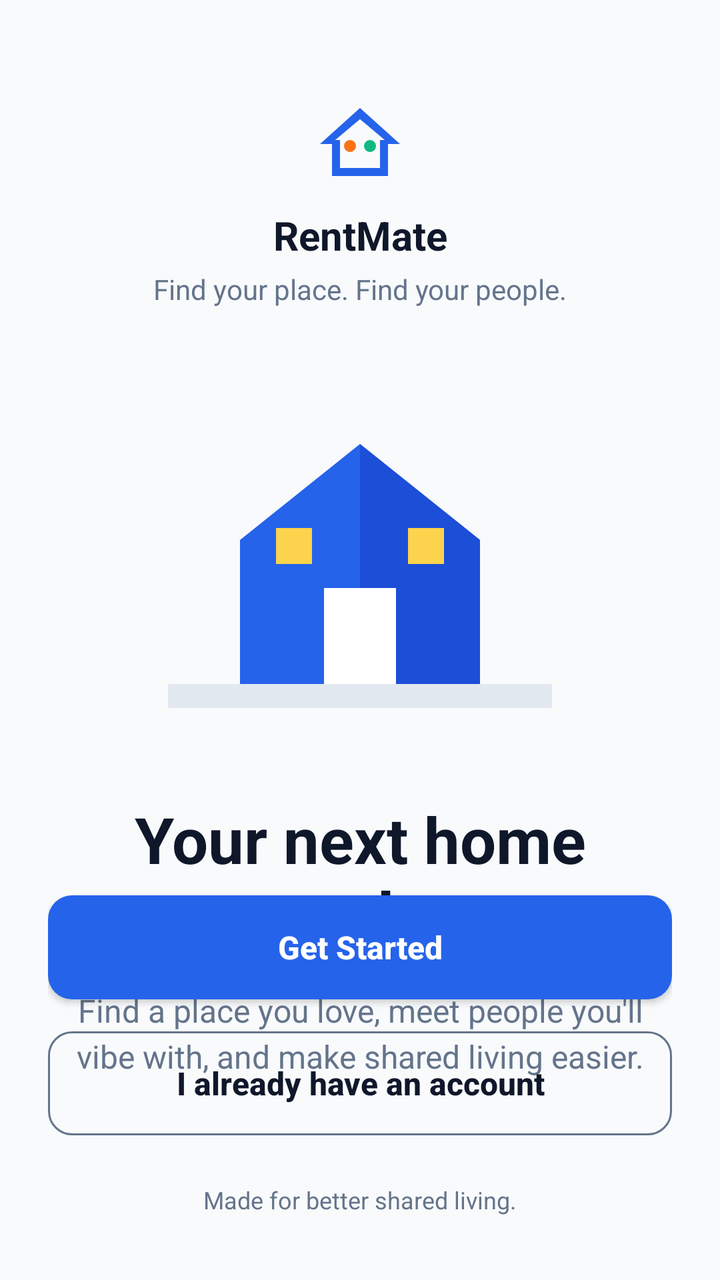
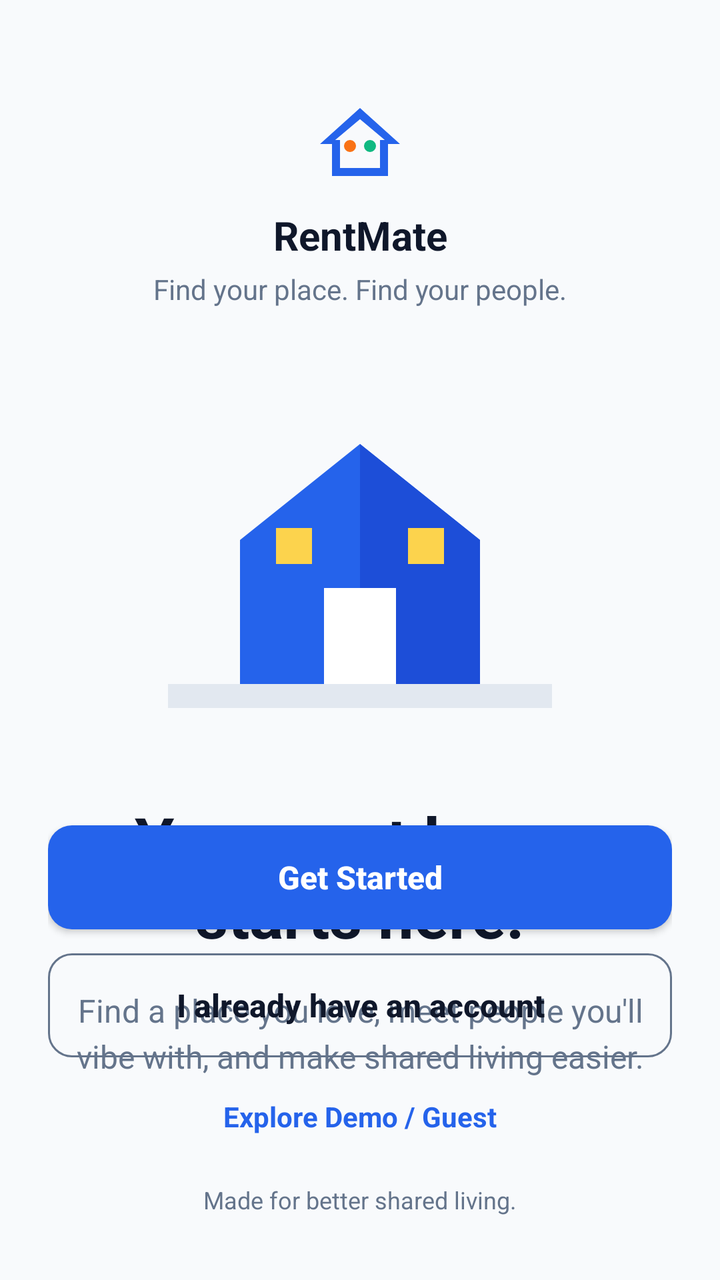

An Android layout rendered at two revisions. The XML below is the earlier revision; the diff shows what the commit changed to produce the second picture.
<!-- AndroidManifest.xml: application theme Theme.RentMate -->
<!-- res/layout/activity_main.xml -->
<?xml version="1.0" encoding="utf-8"?>
<androidx.constraintlayout.widget.ConstraintLayout xmlns:android="http://schemas.android.com/apk/res/android"
    xmlns:app="http://schemas.android.com/apk/res-auto"
    xmlns:tools="http://schemas.android.com/tools"
    android:id="@+id/main"
    android:layout_width="match_parent"
    android:layout_height="match_parent"
    android:background="@color/background"
    tools:context=".activities.MainActivity">

    <ScrollView
        android:layout_width="match_parent"
        android:layout_height="match_parent"
        android:fillViewport="true">

        <androidx.constraintlayout.widget.ConstraintLayout
            android:layout_width="match_parent"
            android:layout_height="wrap_content"
            android:padding="24dp">

            <ImageView
                android:id="@+id/ivLogo"
                android:layout_width="48dp"
                android:layout_height="48dp"
                android:src="@drawable/ic_logo"
                android:contentDescription="@string/cd_logo"
                app:layout_constraintTop_toTopOf="parent"
                app:layout_constraintStart_toStartOf="parent"
                app:layout_constraintEnd_toEndOf="parent"
                android:layout_marginTop="24dp" />

            <TextView
                android:id="@+id/tvAppName"
                android:layout_width="wrap_content"
                android:layout_height="wrap_content"
                android:text="@string/app_name"
                android:textSize="20sp"
                android:textStyle="bold"
                android:textColor="@color/dark_navy"
                app:layout_constraintTop_toBottomOf="@id/ivLogo"
                app:layout_constraintStart_toStartOf="parent"
                app:layout_constraintEnd_toEndOf="parent"
                android:layout_marginTop="8dp" />

            <TextView
                android:id="@+id/tvTagline"
                android:layout_width="wrap_content"
                android:layout_height="wrap_content"
                android:text="@string/splash_tagline"
                android:textSize="14sp"
                android:textColor="@color/slate"
                app:layout_constraintTop_toBottomOf="@id/tvAppName"
                app:layout_constraintStart_toStartOf="parent"
                app:layout_constraintEnd_toEndOf="parent"
                android:layout_marginTop="4dp" />

            <ImageView
                android:id="@+id/ivIllustration"
                android:layout_width="0dp"
                android:layout_height="180dp"
                android:src="@drawable/ic_illustration_home"
                android:contentDescription="@string/cd_illustration"
                app:layout_constraintTop_toBottomOf="@id/tvTagline"
                app:layout_constraintStart_toStartOf="parent"
                app:layout_constraintEnd_toEndOf="parent"
                android:layout_marginTop="32dp" />

            <TextView
                android:id="@+id/tvHeading"
                android:layout_width="0dp"
                android:layout_height="wrap_content"
                android:text="@string/welcome_heading"
                android:textSize="32sp"
                android:textStyle="bold"
                android:textColor="@color/dark_navy"
                android:textAlignment="center"
                app:layout_constraintTop_toBottomOf="@id/ivIllustration"
                app:layout_constraintStart_toStartOf="parent"
                app:layout_constraintEnd_toEndOf="parent"
                android:layout_marginTop="32dp" />

            <TextView
                android:id="@+id/tvDesc"
                android:layout_width="0dp"
                android:layout_height="wrap_content"
                android:text="@string/welcome_description"
                android:textSize="16sp"
                android:textColor="@color/slate"
                android:textAlignment="center"
                android:lineSpacingExtra="4dp"
                app:layout_constraintTop_toBottomOf="@id/tvHeading"
                app:layout_constraintStart_toStartOf="parent"
                app:layout_constraintEnd_toEndOf="parent"
                android:layout_marginTop="16dp" />

            <com.google.android.material.button.MaterialButton
                android:id="@+id/btnGetStarted"
                android:layout_width="match_parent"
                android:layout_height="wrap_content"
                android:text="@string/get_started"
                app:layout_constraintBottom_toTopOf="@id/btnLogin"
                app:layout_constraintStart_toStartOf="parent"
                app:layout_constraintEnd_toEndOf="parent"
                android:layout_marginBottom="16dp" />

            <com.google.android.material.button.MaterialButton
                android:id="@+id/btnLogin"
                style="@style/Widget.RentMate.Button.Outlined"
                android:layout_width="match_parent"
                android:layout_height="wrap_content"
                android:text="@string/already_have_account"
                app:layout_constraintBottom_toTopOf="@id/tvFooter"
                app:layout_constraintStart_toStartOf="parent"
                app:layout_constraintEnd_toEndOf="parent"
                android:layout_marginBottom="24dp" />

            <TextView
                android:id="@+id/tvFooter"
                android:layout_width="wrap_content"
                android:layout_height="wrap_content"
                android:text="@string/welcome_footer"
                android:textSize="12sp"
                android:textColor="@color/slate"
                app:layout_constraintBottom_toBottomOf="parent"
                app:layout_constraintStart_toStartOf="parent"
                app:layout_constraintEnd_toEndOf="parent"
                android:layout_marginBottom="8dp" />

        </androidx.constraintlayout.widget.ConstraintLayout>
    </ScrollView>
</androidx.constraintlayout.widget.ConstraintLayout>
<!-- resources referenced by this layout -->
<resources>
  <color name="background">#F8FAFC</color>
  <color name="dark_navy">#0F172A</color>
  <color name="slate">#64748B</color>
  <!-- drawable ic_logo (drawable) -->
  <vector xmlns:android="http://schemas.android.com/apk/res/android"
      android:width="120dp"
      android:height="120dp"
      android:viewportWidth="24"
      android:viewportHeight="24">
      
      <path
          android:fillColor="#2563EB"
          android:pathData="M12,3 L2,12 h3 v8 h14 v-8 h3 L12,3 z M12,5.8 L18.2,11 h-1.2 v7 h-10 v-7 H5.8 L12,5.8 z"/>
      
      <path
          android:fillColor="#F97316"
          android:pathData="M9.5,14 a1.5,1.5 0 1,0 0,-3 a1.5,1.5 0 0,0 0,3 z"/>
      <path
          android:fillColor="#10B981"
          android:pathData="M14.5,14 a1.5,1.5 0 1,0 0,-3 a1.5,1.5 0 0,0 0,3 z"/>
  </vector>
  <string name="already_have_account">I already have an account</string>
  <string name="app_name">RentMate</string>
  <string name="cd_illustration">Illustration</string>
  <string name="cd_logo">RentMate Logo</string>
  <string name="get_started">Get Started</string>
  <string name="splash_tagline">Find your place. Find your people.</string>
  <string name="welcome_description">Find a place you love, meet people you\'ll vibe with, and make shared living easier.</string>
  <string name="welcome_footer">Made for better shared living.</string>
  <string name="welcome_heading">Your next home starts here.</string>
  <style name="Widget.RentMate.Button.Outlined" parent="Widget.MaterialComponents.Button.OutlinedButton">
          <item name="cornerRadius">@dimen/corner_radius_medium</item>
          <item name="android:paddingTop">14dp</item>
          <item name="android:paddingBottom">14dp</item>
          <item name="android:minHeight">@dimen/button_height</item>
          <item name="android:insetTop">0dp</item>
          <item name="android:insetBottom">0dp</item>
          <item name="strokeColor">@color/slate</item>
          <item name="android:textColor">@color/dark_navy</item>
          <item name="android:textAppearance">@style/TextAppearance.RentMate.Button</item>
      </style>
  <style name="Theme.RentMate" parent="Base.Theme.RentMate" />
  <dimen name="corner_radius_medium">12dp</dimen>
  <dimen name="button_height">52dp</dimen>
  <style name="TextAppearance.RentMate.Button" parent="TextAppearance.MaterialComponents.Button">
          <item name="android:textSize">16sp</item>
          <item name="android:textStyle">bold</item>
          <item name="android:textAllCaps">false</item>
          <item name="android:letterSpacing">0</item>
      </style>
  <color name="primary">#2563EB</color>
  <color name="primary_dark">#1D4ED8</color>
  <color name="white">#FFFFFF</color>
  <color name="emerald">#10B981</color>
  <color name="coral">#F43F5E</color>
  <style name="Widget.RentMate.CardView" parent="Widget.MaterialComponents.CardView">
          <item name="cardCornerRadius">@dimen/corner_radius_large</item>
          <item name="cardElevation">@dimen/card_elevation</item>
          <item name="cardBackgroundColor">@color/white</item>
          <item name="strokeWidth">0dp</item>
      </style>
  <style name="Widget.RentMate.Button" parent="Widget.MaterialComponents.Button">
          <item name="cornerRadius">@dimen/corner_radius_medium</item>
          <item name="android:paddingTop">14dp</item>
          <item name="android:paddingBottom">14dp</item>
          <item name="android:minHeight">@dimen/button_height</item>
          <item name="android:insetTop">0dp</item>
          <item name="android:insetBottom">0dp</item>
          <item name="android:textAppearance">@style/TextAppearance.RentMate.Button</item>
      </style>
  <dimen name="corner_radius_large">16dp</dimen>
  <dimen name="card_elevation">2dp</dimen>
  <!-- unchanged entries left out for length: 2 -->
</resources>

<!-- the commit's change to res/layout/activity_main.xml (unified diff, before → after) -->
@@ -101,7 +101,7 @@
                 app:layout_constraintBottom_toTopOf="@id/btnLogin"
                 app:layout_constraintStart_toStartOf="parent"
                 app:layout_constraintEnd_toEndOf="parent"
-                android:layout_marginBottom="16dp" />
+                android:layout_marginBottom="12dp" />
 
             <com.google.android.material.button.MaterialButton
                 android:id="@+id/btnLogin"
@@ -109,10 +109,24 @@
                 android:layout_width="match_parent"
                 android:layout_height="wrap_content"
                 android:text="@string/already_have_account"
+                app:layout_constraintBottom_toTopOf="@id/btnGuest"
+                app:layout_constraintStart_toStartOf="parent"
+                app:layout_constraintEnd_toEndOf="parent"
+                android:layout_marginBottom="12dp" />
+
+            <TextView
+                android:id="@+id/btnGuest"
+                android:layout_width="wrap_content"
+                android:layout_height="wrap_content"
+                android:text="@string/continue_as_guest"
+                android:textColor="@color/primary"
+                android:textSize="14sp"
+                android:textStyle="bold"
+                android:padding="8dp"
                 app:layout_constraintBottom_toTopOf="@id/tvFooter"
                 app:layout_constraintStart_toStartOf="parent"
                 app:layout_constraintEnd_toEndOf="parent"
-                android:layout_marginBottom="24dp" />
+                android:layout_marginBottom="16dp" />
 
             <TextView
                 android:id="@+id/tvFooter"
<!-- resource entries referenced after the edit -->
@@ -25,6 +25,7 @@
   <string name="app_name">RentMate</string>
   <string name="cd_illustration">Illustration</string>
   <string name="cd_logo">RentMate Logo</string>
+  <string name="continue_as_guest">Explore Demo / Guest</string>
   <string name="get_started">Get Started</string>
   <string name="splash_tagline">Find your place. Find your people.</string>
   <string name="welcome_description">Find a place you love, meet people you\'ll vibe with, and make shared living easier.</string>
